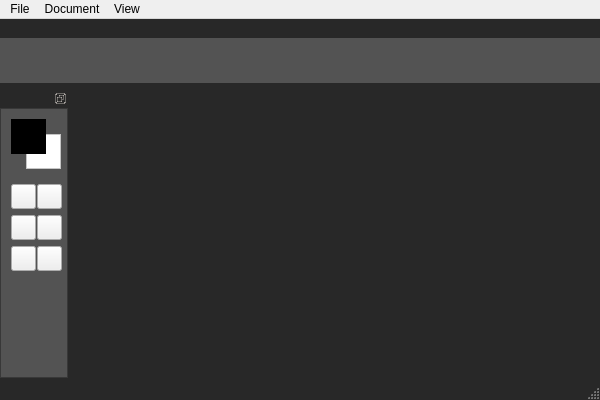
First picture: the form in alpaint/res/Alpaint.ui, repository DatDarkAlpaca/alpaint, before the edit.
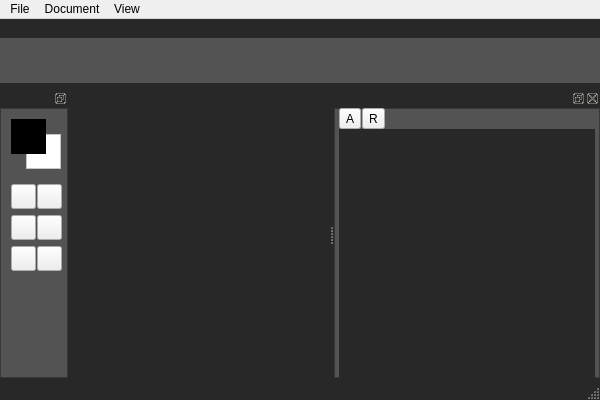
Second picture: the form after the edit. Icons and pictures are not drawn. Custom widgets are drawn as their Qt base class.

Commit message: Set layer widgets up.

Diff of the .ui file:
```diff
--- a/alpaint/res/Alpaint.ui
+++ b/alpaint/res/Alpaint.ui
@@ -11,7 +11,7 @@
    </rect>
   </property>
   <property name="sizePolicy">
-   <sizepolicy hsizetype="Preferred" vsizetype="Expanding">
+   <sizepolicy hsizetype="Minimum" vsizetype="Expanding">
     <horstretch>0</horstretch>
     <verstretch>0</verstretch>
    </sizepolicy>
@@ -31,16 +31,19 @@
 	background-color: rgb(40, 40, 40);
 }</string>
   </property>
+  <property name="dockOptions">
+   <set>QMainWindow::AllowNestedDocks|QMainWindow::AllowTabbedDocks</set>
+  </property>
   <widget class="QWidget" name="centralWidget">
    <property name="sizePolicy">
-    <sizepolicy hsizetype="MinimumExpanding" vsizetype="Maximum">
+    <sizepolicy hsizetype="Preferred" vsizetype="Maximum">
      <horstretch>0</horstretch>
      <verstretch>0</verstretch>
     </sizepolicy>
    </property>
    <property name="maximumSize">
     <size>
-     <width>0</width>
+     <width>1000000</width>
      <height>1000000</height>
     </size>
    </property>
@@ -48,7 +51,6 @@
     <string notr="true">QWidget#centralWidget
 {
 	background-color: rgb(40, 40, 40);
-	background-color: red;
 }</string>
    </property>
    <layout class="QVBoxLayout" name="verticalLayout">
@@ -584,6 +586,126 @@
     </layout>
    </widget>
   </widget>
+  <widget class="QDockWidget" name="layerBar">
+   <property name="sizePolicy">
+    <sizepolicy hsizetype="Fixed" vsizetype="Expanding">
+     <horstretch>0</horstretch>
+     <verstretch>0</verstretch>
+    </sizepolicy>
+   </property>
+   <property name="minimumSize">
+    <size>
+     <width>150</width>
+     <height>145</height>
+    </size>
+   </property>
+   <property name="styleSheet">
+    <string notr="true">QDockWidget#layerBar
+{
+	border-top: 1px solid;
+	border-left: 1px solid;
+	background-color: rgb(83, 83, 83);
+}</string>
+   </property>
+   <attribute name="dockWidgetArea">
+    <number>2</number>
+   </attribute>
+   <widget class="QWidget" name="layerBarContents">
+    <property name="styleSheet">
+     <string notr="true">QWidget#layerBarContents
+{
+	background-color: rgb(83, 83, 83);
+	border: 1px solid rgb(56, 56, 56);
+}</string>
+    </property>
+    <layout class="QVBoxLayout" name="verticalLayout_3">
+     <property name="spacing">
+      <number>0</number>
+     </property>
+     <property name="leftMargin">
+      <number>5</number>
+     </property>
+     <property name="topMargin">
+      <number>0</number>
+     </property>
+     <property name="rightMargin">
+      <number>5</number>
+     </property>
+     <property name="bottomMargin">
+      <number>0</number>
+     </property>
+     <item>
+      <layout class="QHBoxLayout" name="buttonLayout">
+       <property name="spacing">
+        <number>1</number>
+       </property>
+       <item>
+        <widget class="QToolButton" name="addLayerButton">
+         <property name="styleSheet">
+          <string notr="true">QToolButton
+{
+	background-color: rgb(50, 50, 50);
+	border: 1px solid rgb(45, 45, 45);
+	border-radius: 3px;
+	color: white;
+}
+QToolButton:hover
+{
+	background-color: rgb(70, 70, 70);
+};</string>
+         </property>
+         <property name="text">
+          <string>A</string>
+         </property>
+        </widget>
+       </item>
+       <item>
+        <widget class="QToolButton" name="removeLayerButton">
+         <property name="styleSheet">
+          <string notr="true">QToolButton
+{
+	background-color: rgb(50, 50, 50);
+	border: 1px solid rgb(45, 45, 45);
+	border-radius: 3px;
+	color: white;
+}
+QToolButton:hover
+{
+	background-color: rgb(70, 70, 70);
+};</string>
+         </property>
+         <property name="text">
+          <string>R</string>
+         </property>
+        </widget>
+       </item>
+       <item>
+        <spacer name="layerButtonSpacer">
+         <property name="orientation">
+          <enum>Qt::Horizontal</enum>
+         </property>
+         <property name="sizeHint" stdset="0">
+          <size>
+           <width>40</width>
+           <height>20</height>
+          </size>
+         </property>
+        </spacer>
+       </item>
+      </layout>
+     </item>
+     <item>
+      <widget class="QListWidget" name="layerList">
+       <property name="styleSheet">
+        <string notr="true">background-color:rgb(40,40,40);
+border: 0px;
+</string>
+       </property>
+      </widget>
+     </item>
+    </layout>
+   </widget>
+  </widget>
   <action name="actionNew">
    <property name="text">
     <string>New...</string>
```
The commit also changes 5 other files.
